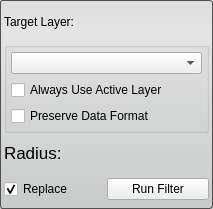
Before: the Qt Designer form src/Interface/ToolInterface/MedianFilterInterface.ui in SCIInstitute/Seg3D, drawn with Qt 5.
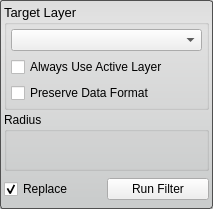
After: the same form once the commit is applied.

Commit message: adding the first nrrd based filter and cleaning up the UIs of various filters

```diff
--- a/src/Interface/ToolInterface/MedianFilterInterface.ui
+++ b/src/Interface/ToolInterface/MedianFilterInterface.ui
@@ -45,20 +45,6 @@
    <property name="margin">
     <number>4</number>
    </property>
-   <item>
-    <layout class="QHBoxLayout" name="activeHLayout" stretch="0">
-     <property name="spacing">
-      <number>0</number>
-     </property>
-     <item>
-      <widget class="QLabel" name="label">
-       <property name="text">
-        <string>Target Layer:</string>
-       </property>
-      </widget>
-     </item>
-    </layout>
-   </item>
    <item>
     <layout class="QHBoxLayout" name="horizontalLayout_6">
      <item>
@@ -69,7 +55,7 @@
         </font>
        </property>
        <property name="title">
-        <string/>
+        <string>Target Layer</string>
        </property>
        <layout class="QVBoxLayout" name="verticalLayout_5">
         <property name="margin">
@@ -100,15 +86,18 @@
    <item>
     <layout class="QHBoxLayout" name="radiusHLayout_top">
      <item>
-      <widget class="QLabel" name="radiusLabel">
-       <property name="font">
-        <font>
-         <pointsize>13</pointsize>
-        </font>
+      <widget class="QGroupBox" name="groupBox">
+       <property name="title">
+        <string>Radius</string>
        </property>
-       <property name="text">
-        <string>Radius:</string>
-       </property>
+       <layout class="QHBoxLayout" name="horizontalLayout_2">
+        <property name="margin">
+         <number>4</number>
+        </property>
+        <item>
+         <layout class="QHBoxLayout" name="radiusHLayout_bottom"/>
+        </item>
+       </layout>
       </widget>
      </item>
     </layout>
```
Left out of the diff: 3 changed lines with no effect on the pictures. The commit also changes 34 other files.
